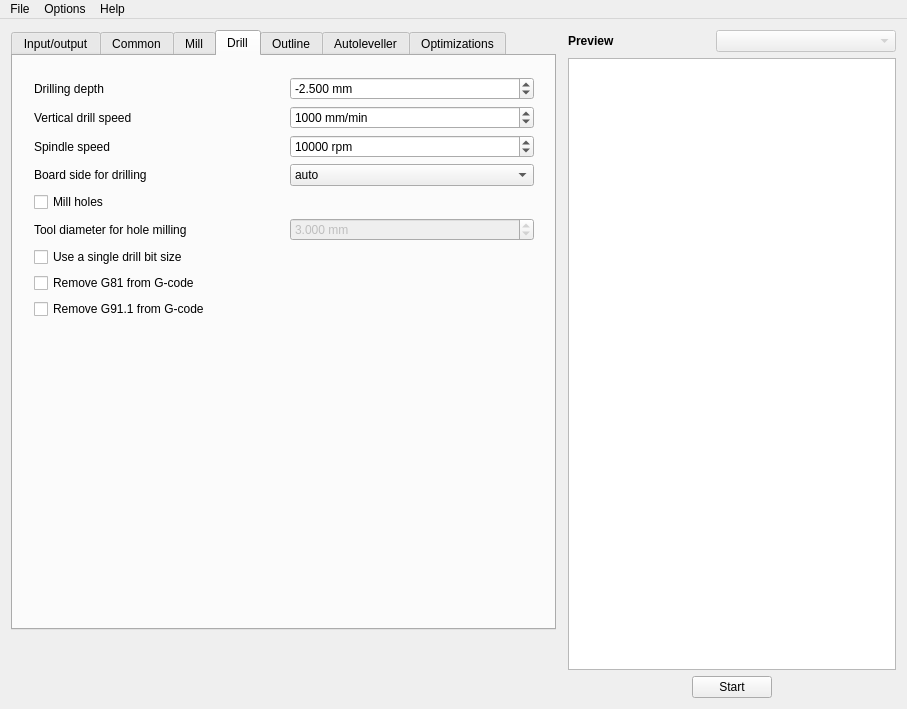
This is mainwindow.ui in pcb2gcode/pcb2gcodeGUI as Qt 5 draws it before an edit. The edited form follows.
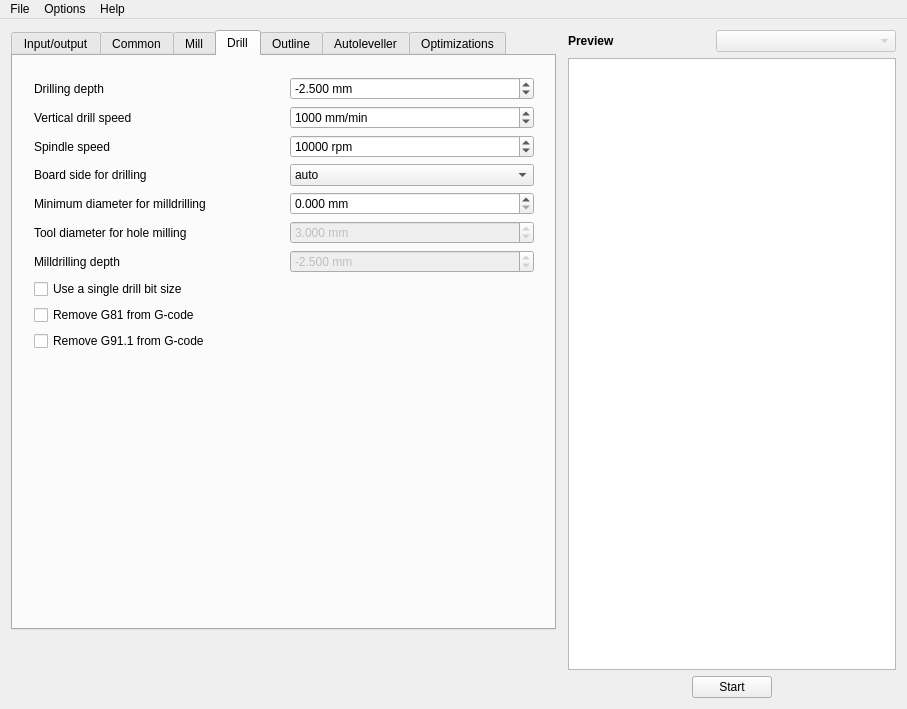
This is the edited form. The open tabs and pages were chosen to show the change.

Commit message: Add missing milldrill parameters. Remove deprecated --milldrill

```diff
--- a/mainwindow.ui
+++ b/mainwindow.ui
@@ -1430,18 +1430,40 @@
             </widget>
            </item>
            <item row="4" column="0">
-            <widget class="QCheckBox" name="milldrillCheckBox">
+            <widget class="QLabel" name="milldrillEnableLabel">
              <property name="toolTip">
-              <string>&lt;html&gt;&lt;head/&gt;&lt;body&gt;&lt;p&gt;&lt;span style=&quot; font-style:italic;&quot;&gt;--milldrill&lt;/span&gt;&lt;/p&gt;&lt;p&gt;If milldrill is given, the milling head will be used to drill the holes in the PCB. Holes up to the size of the milling head will be drilled regularly (possibly creating a bigger hole than intended), the other holes are created by moving the head in circles using the feed and infeed parameters used in cutting&lt;/p&gt;&lt;p&gt;Remember that you have to set also &amp;quot;outline&amp;quot; parameters if you set this option&lt;/p&gt;&lt;/body&gt;&lt;/html&gt;</string>
-             </property>
-             <property name="layoutDirection">
-              <enum>Qt::LeftToRight</enum>
+              <string>&lt;html&gt;&lt;head/&gt;&lt;body&gt;&lt;p&gt;&lt;span style=&quot; font-style:italic;&quot;&gt;--min-milldrill-hole-diameter&lt;/span&gt;&lt;/p&gt;&lt;p&gt;minimum hole width for milldrilling. Holes smaller than this are drilled. Zero to disable milldrilling.&lt;/p&gt;&lt;/body&gt;&lt;/html&gt;</string>
              </property>
              <property name="text">
-              <string>Mill holes</string>
+              <string>Minimum diameter for milldrilling</string>
              </property>
-             <property name="checked">
-              <bool>false</bool>
+             <property name="buddy">
+              <cstring>milldrillholediameterDoubleSpinBox</cstring>
+             </property>
+            </widget>
+           </item>
+           <item row="4" column="1">
+            <widget class="QDoubleSpinBox" name="milldrillholediameterDoubleSpinBox">
+             <property name="enabled">
+              <bool>true</bool>
+             </property>
+             <property name="toolTip">
+              <string>&lt;html&gt;&lt;head/&gt;&lt;body&gt;&lt;p&gt;&lt;span style=&quot; font-style:italic;&quot;&gt;--min-milldrill-hole-diameter&lt;/span&gt;&lt;/p&gt;&lt;p&gt;minimum hole width for milldrilling. Holes smaller than this are drilled. Zero to disable milldrilling.&lt;/p&gt;&lt;/body&gt;&lt;/html&gt;</string>
+             </property>
+             <property name="suffix">
+              <string> mm</string>
+             </property>
+             <property name="decimals">
+              <number>3</number>
+             </property>
+             <property name="maximum">
+              <double>100.000000000000000</double>
+             </property>
+             <property name="singleStep">
+              <double>0.100000000000000</double>
+             </property>
+             <property name="value">
+              <double>0</double>
              </property>
             </widget>
            </item>
@@ -1484,6 +1506,47 @@
             </widget>
            </item>
            <item row="6" column="0">
+            <widget class="QLabel" name="zmilldrillLabel">
+             <property name="toolTip">
+              <string>&lt;html&gt;&lt;head/&gt;&lt;body&gt;&lt;p&gt;&lt;span style=&quot; font-style:italic;&quot;&gt;--zmilldrill&lt;/span&gt;&lt;/p&gt;&lt;p&gt;Z value down to which will be milldrilled&lt;/p&gt;&lt;/body&gt;&lt;/html&gt;</string>
+             </property>
+             <property name="text">
+              <string>Milldrilling depth</string>
+             </property>
+             <property name="buddy">
+              <cstring>zdrillDoubleSpinBox</cstring>
+             </property>
+            </widget>
+           </item>
+           <item row="6" column="1">
+            <widget class="QDoubleSpinBox" name="zmilldrillDoubleSpinBox">
+             <property name="toolTip">
+              <string>&lt;html&gt;&lt;head/&gt;&lt;body&gt;&lt;p&gt;&lt;span style=&quot; font-style:italic;&quot;&gt;--zmilldrill&lt;/span&gt;&lt;/p&gt;&lt;p&gt;Z value down to which will be milldrilled&lt;/p&gt;&lt;/body&gt;&lt;/html&gt;</string>
+             </property>
+             <property name="enabled">
+              <bool>false</bool>
+             </property>
+             <property name="suffix">
+              <string> mm</string>
+             </property>
+             <property name="decimals">
+              <number>3</number>
+             </property>
+             <property name="minimum">
+              <double>-1000.000000000000000</double>
+             </property>
+             <property name="maximum">
+              <double>0.000000000000000</double>
+             </property>
+             <property name="singleStep">
+              <double>0.050000000000000</double>
+             </property>
+             <property name="value">
+              <double>-2.500000000000000</double>
+             </property>
+            </widget>
+           </item>
+           <item row="7" column="0">
             <widget class="QCheckBox" name="onedrillCheckBox">
              <property name="toolTip">
               <string>&lt;html&gt;&lt;head/&gt;&lt;body&gt;&lt;p&gt;--onedrill&lt;/p&gt;&lt;p&gt;Use only one drill bit size&lt;/p&gt;&lt;/body&gt;&lt;/html&gt;</string>
@@ -1496,7 +1559,7 @@
              </property>
             </widget>
            </item>
-           <item row="7" column="0">
+           <item row="8" column="0">
             <widget class="QCheckBox" name="nog81CheckBox">
              <property name="toolTip">
               <string>&lt;html&gt;&lt;head/&gt;&lt;body&gt;&lt;p&gt;&lt;span style=&quot; font-style:italic;&quot;&gt;--nog81&lt;/span&gt;&lt;/p&gt;&lt;p&gt;replace G81 with G0+G1. This option makes the gcode compatible with low-end cnc controllers (like grbl), but also makes it bigger and less clean&lt;/p&gt;&lt;/body&gt;&lt;/html&gt;</string>
@@ -1506,7 +1569,7 @@
              </property>
             </widget>
            </item>
-           <item row="8" column="0">
+           <item row="9" column="0">
             <widget class="QCheckBox" name="nog911CheckBox">
              <property name="toolTip">
               <string>&lt;html&gt;&lt;head/&gt;&lt;body&gt;&lt;p&gt;&lt;span style=&quot; font-style:italic;&quot;&gt;--nog91-1&lt;/span&gt;&lt;/p&gt;&lt;p&gt;do not explicitly set G91.1 (incremental arc mode distance) in drill headers. Some controllers (like Roland's) does not support G91.1 and they can wrongly interpret it as G91 (relative distance). Since the default mode is usually &amp;quot;incremental&amp;quot;, you can safely remove G91.1 in most of the cases&lt;/p&gt;&lt;/body&gt;&lt;/html&gt;</string>
@@ -1516,7 +1579,7 @@
              </property>
             </widget>
            </item>
-           <item row="9" column="0" colspan="2">
+           <item row="12" column="0" colspan="2">
             <spacer name="verticalSpacer_4">
              <property name="orientation">
               <enum>Qt::Vertical</enum>
```
Left out of the diff: 2 changed lines with no effect on the pictures. Lines whose indentation alone changed are shown as unchanged. The commit also changes 2 other files.
